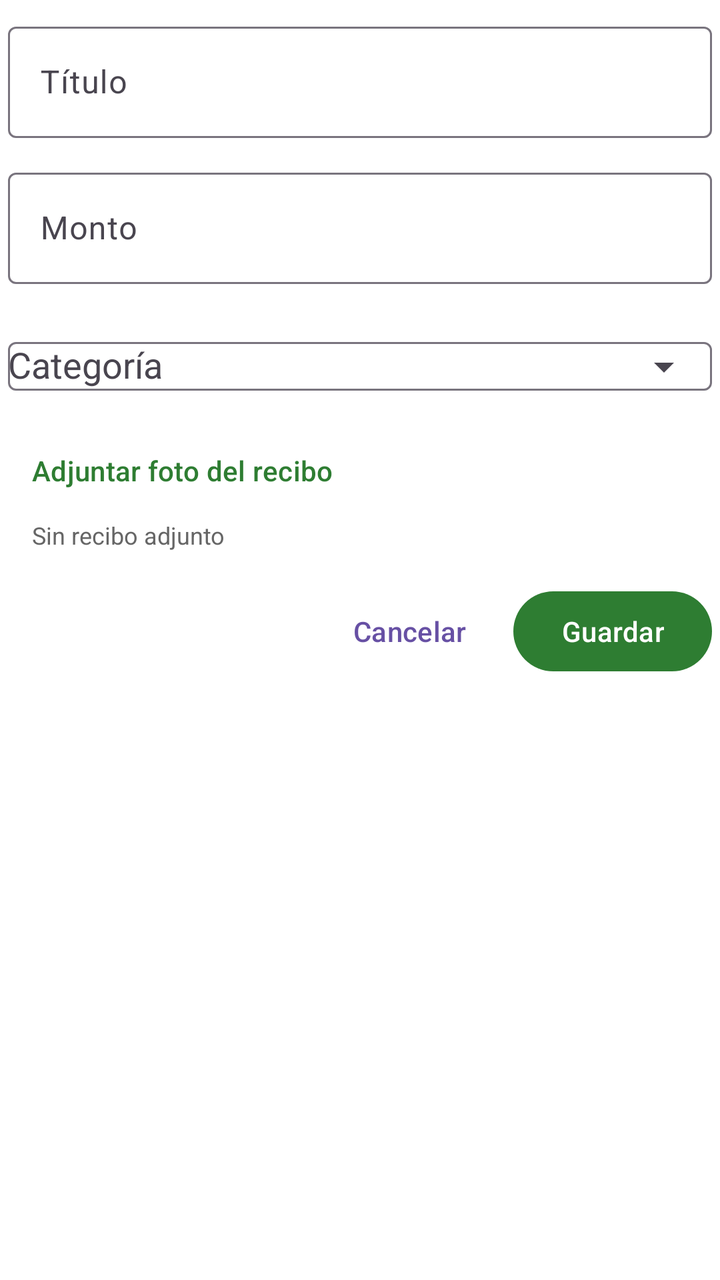
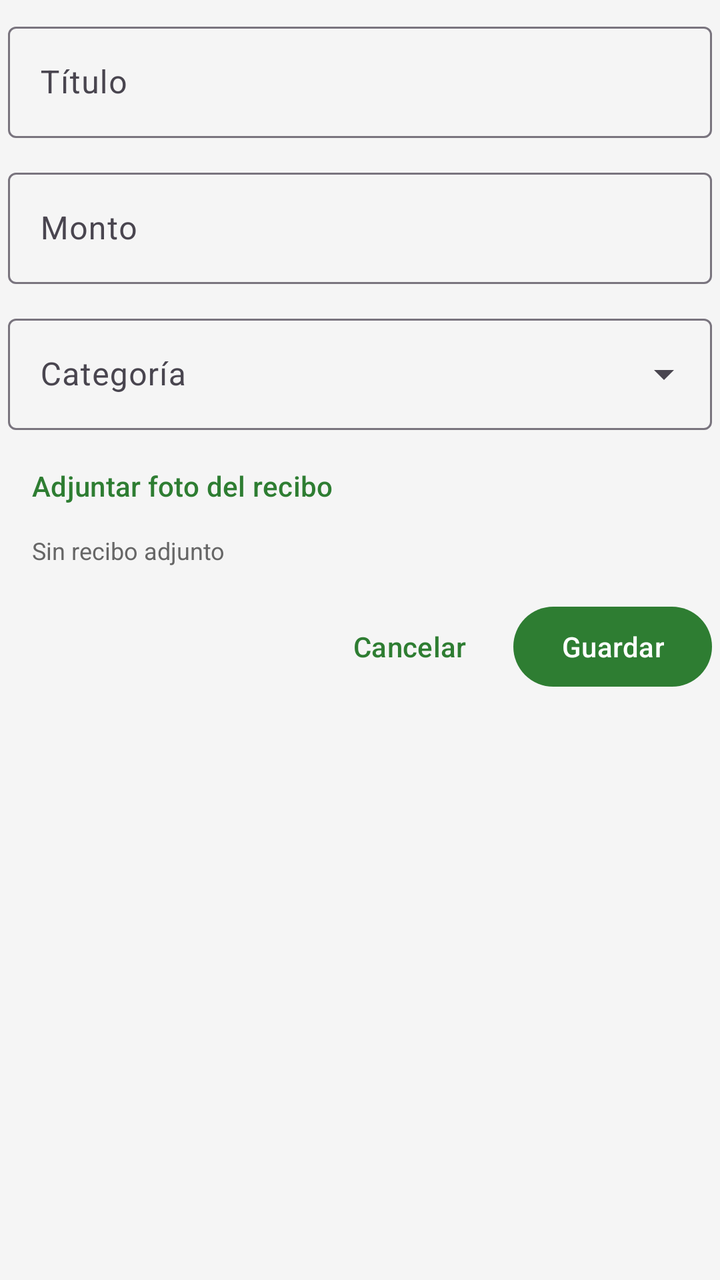

Screens rendered from an Android XML layout before and after an edit, with the pre-edit source and the edit as a unified diff.
<!-- AndroidManifest.xml: application theme Theme.ControlDeGastos -->
<!-- res/layout/dialog_agregar_gasto.xml -->
<?xml version="1.0" encoding="utf-8"?>
<ScrollView xmlns:android="http://schemas.android.com/apk/res/android"
    xmlns:app="http://schemas.android.com/apk/res-auto"
    android:layout_width="match_parent"
    android:layout_height="wrap_content"
            android:theme="@style/Theme.Material3.Light"
            android:background="@color/white">

    <LinearLayout
        android:layout_width="match_parent"
        android:layout_height="wrap_content"
        android:orientation="vertical"
        android:paddingHorizontal="4dp"
        android:paddingTop="8dp">

        <com.google.android.material.textfield.TextInputLayout
            android:id="@+id/tilTitulo"
            style="@style/Widget.Material3.TextInputLayout.OutlinedBox"
            android:layout_width="match_parent"
            android:layout_height="wrap_content"
            android:hint="@string/titulo_gasto">

            <com.google.android.material.textfield.TextInputEditText
                android:id="@+id/etTitulo"
                android:layout_width="match_parent"
                android:layout_height="wrap_content"
                android:inputType="textCapSentences"
                android:maxLines="1" />
        </com.google.android.material.textfield.TextInputLayout>

        <com.google.android.material.textfield.TextInputLayout
            android:id="@+id/tilMonto"
            style="@style/Widget.Material3.TextInputLayout.OutlinedBox"
            android:layout_width="match_parent"
            android:layout_height="wrap_content"
            android:layout_marginTop="12dp"
            android:hint="@string/monto"
            app:prefixText="$">

            <com.google.android.material.textfield.TextInputEditText
                android:id="@+id/etMonto"
                android:layout_width="match_parent"
                android:layout_height="wrap_content"
                android:inputType="numberDecimal"
                android:maxLines="1" />
        </com.google.android.material.textfield.TextInputLayout>

        <com.google.android.material.textfield.TextInputLayout
            android:id="@+id/tilCategoria"
            style="@style/Widget.Material3.TextInputLayout.OutlinedBox"
            android:layout_width="match_parent"
            android:layout_height="wrap_content"
            android:layout_marginTop="12dp"
            android:hint="@string/categoria"
            app:endIconMode="dropdown_menu">

            <AutoCompleteTextView
                android:id="@+id/spCategoria"
                android:layout_width="match_parent"
                android:layout_height="wrap_content"
                android:cursorVisible="false"
                android:inputType="none"
                android:maxLines="1" />
        </com.google.android.material.textfield.TextInputLayout>

        <Button
            android:id="@+id/btnAdjuntarRecibo"
            style="@style/Widget.Material3.Button.TextButton"
            android:layout_width="match_parent"
            android:layout_height="wrap_content"
            android:layout_marginTop="4dp"
            android:gravity="start|center_vertical"
            android:text="@string/adjuntar_recibo"
            android:textColor="@color/verde_primario" />

        <TextView
            android:id="@+id/txtReciboSeleccionado"
            android:layout_width="match_parent"
            android:layout_height="wrap_content"
            android:paddingHorizontal="12dp"
            android:text="@string/sin_recibo"
            android:textColor="@color/texto_secundario"
            android:textSize="12sp" />

        <LinearLayout
            android:layout_width="match_parent"
            android:layout_height="wrap_content"
            android:layout_marginTop="16dp"
            android:gravity="end"
            android:orientation="horizontal">

            <Button
                android:id="@+id/btnCancelar"
                style="@style/Widget.Material3.Button.TextButton"
                android:layout_width="wrap_content"
                android:layout_height="wrap_content"
                android:text="@string/cancelar" />

            <Button
                android:id="@+id/btnGuardar"
                android:layout_width="wrap_content"
                android:layout_height="wrap_content"
                android:layout_marginStart="8dp"
                android:text="@string/guardar"
                app:backgroundTint="@color/verde_primario" />
        </LinearLayout>
    </LinearLayout>
</ScrollView>
<!-- resources referenced by this layout -->
<resources>
  <color name="texto_secundario">#666666</color>
  <color name="verde_primario">#2E7D32</color>
  <color name="white">#FFFFFFFF</color>
  <string name="adjuntar_recibo">Adjuntar foto del recibo</string>
  <string name="cancelar">Cancelar</string>
  <string name="categoria">Categoría</string>
  <string name="guardar">Guardar</string>
  <string name="monto">Monto</string>
  <string name="sin_recibo">Sin recibo adjunto</string>
  <string name="titulo_gasto">Título</string>
  <style name="Theme.ControlDeGastos" parent="Base.Theme.ControlDeGastos" />
  <style name="Base.Theme.ControlDeGastos" parent="Theme.Material3.Light.NoActionBar">
          <item name="colorPrimary">@color/verde_primario</item>
          <item name="colorOnPrimary">@color/white</item>
          <item name="colorSecondary">@color/verde_oscuro</item>
          <item name="android:statusBarColor">@color/verde_oscuro</item>
          <item name="android:windowBackground">@color/fondo</item>
      </style>
  <color name="verde_oscuro">#1B5E20</color>
  <color name="fondo">#F5F5F5</color>
</resources>

<!-- the commit's change to res/layout/dialog_agregar_gasto.xml (unified diff, before → after) -->
@@ -1,10 +1,9 @@
 <?xml version="1.0" encoding="utf-8"?>
 <ScrollView xmlns:android="http://schemas.android.com/apk/res/android"
     xmlns:app="http://schemas.android.com/apk/res-auto"
+    xmlns:tools="http://schemas.android.com/tools"
     android:layout_width="match_parent"
-    android:layout_height="wrap_content"
-            android:theme="@style/Theme.Material3.Light"
-            android:background="@color/white">
+    android:layout_height="wrap_content">
 
     <LinearLayout
         android:layout_width="match_parent"
@@ -47,20 +46,19 @@
 
         <com.google.android.material.textfield.TextInputLayout
             android:id="@+id/tilCategoria"
-            style="@style/Widget.Material3.TextInputLayout.OutlinedBox"
+            style="@style/Widget.Material3.TextInputLayout.OutlinedBox.ExposedDropdownMenu"
             android:layout_width="match_parent"
             android:layout_height="wrap_content"
             android:layout_marginTop="12dp"
-            android:hint="@string/categoria"
-            app:endIconMode="dropdown_menu">
+            android:hint="@string/categoria">
 
             <AutoCompleteTextView
                 android:id="@+id/spCategoria"
                 android:layout_width="match_parent"
                 android:layout_height="wrap_content"
-                android:cursorVisible="false"
                 android:inputType="none"
-                android:maxLines="1" />
+                android:maxLines="1"
+                tools:ignore="LabelFor" />
         </com.google.android.material.textfield.TextInputLayout>
 
         <Button
@@ -87,7 +85,8 @@
             android:layout_height="wrap_content"
             android:layout_marginTop="16dp"
             android:gravity="end"
-            android:orientation="horizontal">
+            android:orientation="horizontal"
+            tools:ignore="ButtonStyle">
 
             <Button
                 android:id="@+id/btnCancelar"
